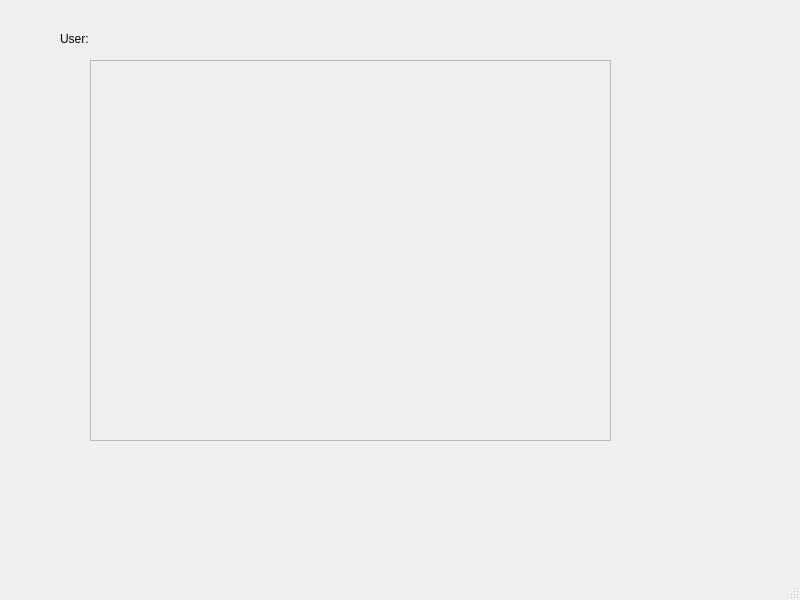
Old version of the form View/userview.ui in the repository JakobHallin/metodikProjekt.
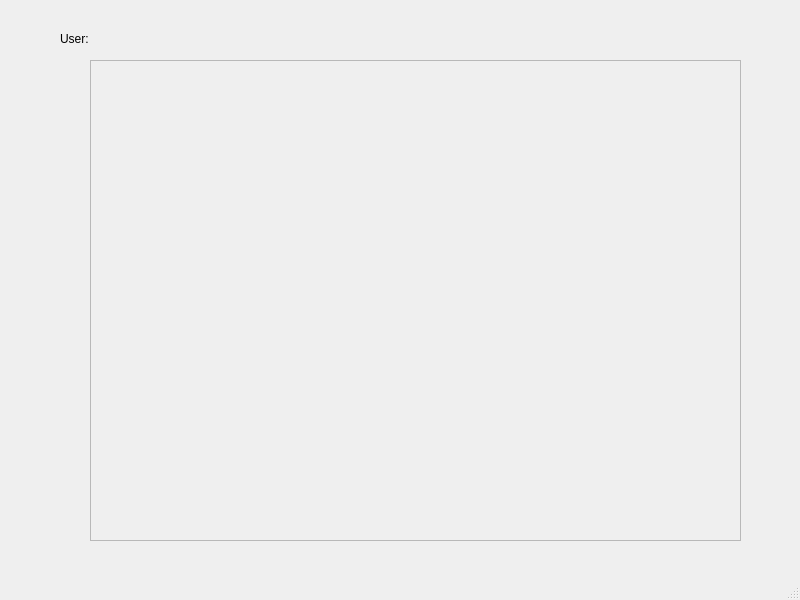
New version of the form.

Commit message: curently userview dont generateStockView

The edit to the form file:
```diff
--- a/View/userview.ui
+++ b/View/userview.ui
@@ -32,8 +32,8 @@
      <rect>
       <x>90</x>
       <y>60</y>
-      <width>521</width>
-      <height>381</height>
+      <width>651</width>
+      <height>481</height>
      </rect>
     </property>
     <property name="widgetResizable">
@@ -44,8 +44,8 @@
       <rect>
        <x>0</x>
        <y>0</y>
-       <width>519</width>
-       <height>379</height>
+       <width>649</width>
+       <height>479</height>
       </rect>
      </property>
     </widget>
```
The commit also changes 11 other files.
